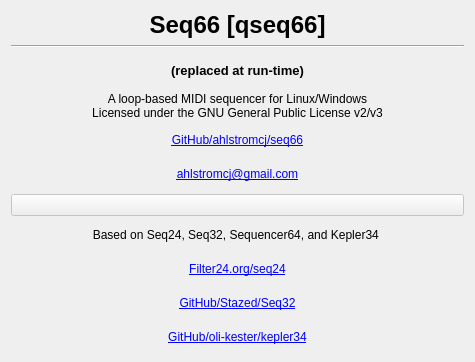
Above: seq_qt5/forms/qsabout.ui from ahlstromcj/seq66 before the change. Below: the same form after it.
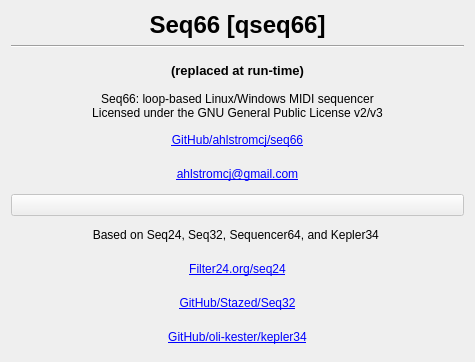
That is the form after the change.

The edit to the form file:
```diff
--- a/seq_qt5/forms/qsabout.ui
+++ b/seq_qt5/forms/qsabout.ui
@@ -70,7 +70,7 @@
    <item>
     <widget class="QLabel" name="descriptionLabel">
      <property name="text">
-      <string>&lt;html&gt;&lt;head/&gt;&lt;body&gt;&lt;p align=&quot;center&quot;&gt;A loop-based MIDI sequencer for Linux/Windows&lt;br&gt;Licensed under the GNU General Public License v2/v3&lt;/p&gt;&lt;/body&gt;&lt;/html&gt;</string>
+      <string>&lt;html&gt;&lt;head/&gt;&lt;body&gt;&lt;p align=&quot;center&quot;&gt;Seq66: loop-based Linux/Windows MIDI sequencer&lt;br&gt;Licensed under the GNU General Public License v2/v3&lt;/p&gt;&lt;/body&gt;&lt;/html&gt;</string>
      </property>
      <property name="alignment">
       <set>Qt::AlignCenter</set>
```
